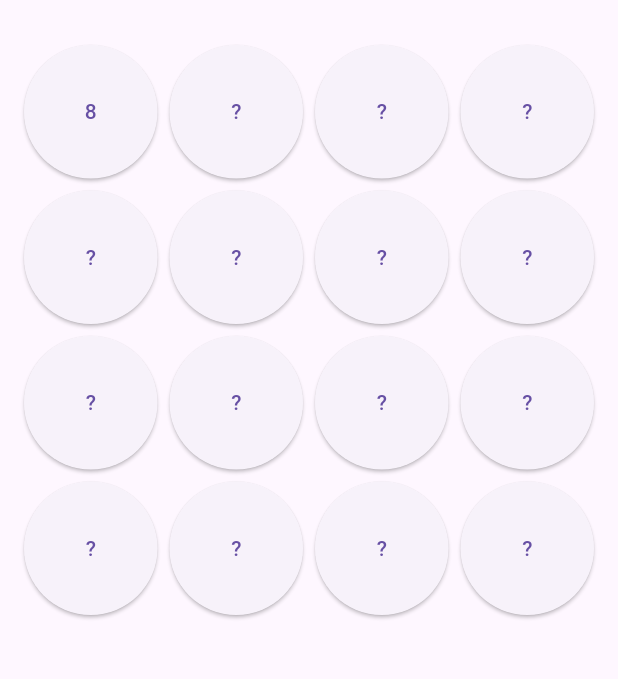
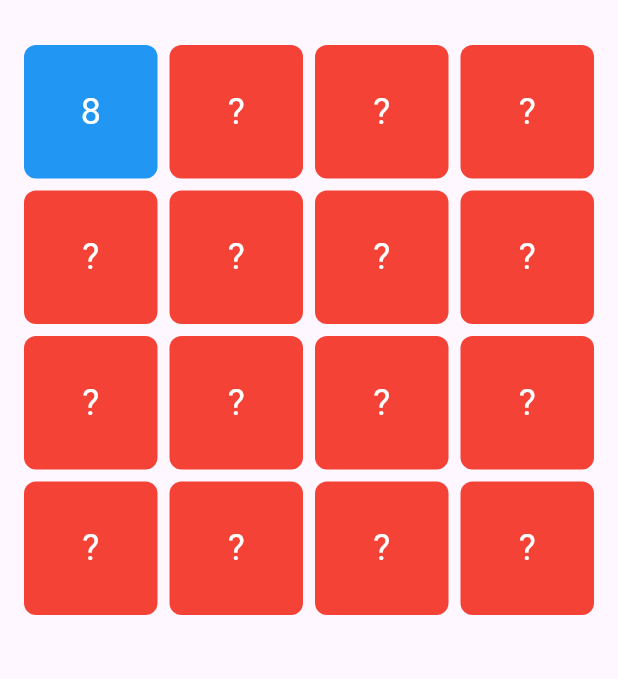
Before and after one commit to JuanSanchez12/CardMatchingApp, a Flutter app: the screen it shows after launch, after a tap on an icon or button, on a phone screen of 412 x 824 dp, the part 63-742 px from its top. Run offline on Flutter 3.47's test engine with Material 3 defaults, Android fonts, the phone set to English and light mode, and no system bars.

Commit message:
Added flip and color change animation

```diff
--- a/lib/main.dart
+++ b/lib/main.dart
@@ -50,12 +50,33 @@ class _MyHomePageState extends State<MyHomePage> {
             itemCount: gameState.cards.length,
             itemBuilder: (context, index) {
               final card = gameState.cards[index];
-              return ElevatedButton(
-                onPressed: () {
+              return GestureDetector(
+                onTap: () {
                   gameState.flipCard(index);
                 },
-                child: Text(
-                  card.isFaceUp ? card.frontDesign : card.backDesign,
+                child: AnimatedContainer(
+                  duration: const Duration(milliseconds: 300),
+                  transform: Matrix4.identity()
+                    ..rotateY(card.isFaceUp ? 3.141592653589793 : 0),
+                  transformAlignment: Alignment.center,
+                  decoration: BoxDecoration(
+                    color: card.isFaceUp ? Colors.blue : Colors.red,
+                    borderRadius: BorderRadius.circular(8.0),
+                  ),
+                  child: Center(
+                    child: Transform(
+                      alignment: Alignment.center,
+                      transform: Matrix4.identity()
+                        ..rotateY(card.isFaceUp ? 3.141592653589793 : 0),
+                      child: Text(
+                        card.isFaceUp ? card.frontDesign : card.backDesign,
+                        style: const TextStyle(
+                          fontSize: 24,
+                          color: Colors.white,
+                        ),
+                      ),
+                    ),
+                  ),
                 ),
               );
             },
@@ -63,22 +84,6 @@ class _MyHomePageState extends State<MyHomePage> {
         },
       ),
     );
-  }
-}
-
-class GameState with ChangeNotifier {
-  List<CardModel> cards = [];
-
-  GameState() {
-    List<String> designs = ['1', '2', '3', '4', '5', '6', '7', '8'];
-    designs = [...designs, ...designs];
-    designs.shuffle();
-    cards = designs.map((design) => CardModel(design)).toList();
-  }
-
-  void flipCard(int index) {
-    cards[index].isFaceUp = !cards[index].isFaceUp;
-    notifyListeners();
   }
 }
 
@@ -94,3 +99,20 @@ class CardModel {
     return 'CardModel(frontDesign: $frontDesign, isFaceUp: $isFaceUp)';
   }
 }
+
+class GameState with ChangeNotifier {
+  List<CardModel> cards = [];
+
+  GameState() {
+    List<String> designs = ['1', '2', '3', '4', '5', '6', '7', '8'];
+    designs = [...designs, ...designs];
+    designs.shuffle();
+
+    cards = designs.map((design) => CardModel(design)).toList();
+  }
+
+  void flipCard(int index) {
+    cards[index].isFaceUp = !cards[index].isFaceUp;
+    notifyListeners();
+  }
+}
```
